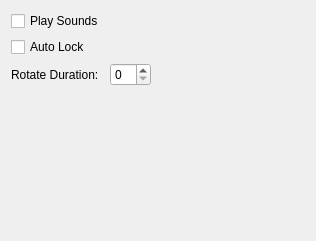
Above: src/general.ui from KDE/knetwalk before the change. Below: the same form after it.
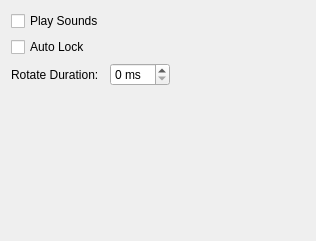
That is the form after the change. Custom widgets are drawn as their Qt base class.

The edit to the form file:
```diff
--- a/src/general.ui
+++ b/src/general.ui
@@ -69,6 +69,12 @@
    </item>
    <item row="2" column="2">
     <widget class="KIntSpinBox" name="kcfg_RotateDuration">
+     <property name="specialValueText">
+      <string/>
+     </property>
+     <property name="suffix">
+      <string> ms</string>
+     </property>
      <property name="singleStep">
       <number>100</number>
      </property>
```
